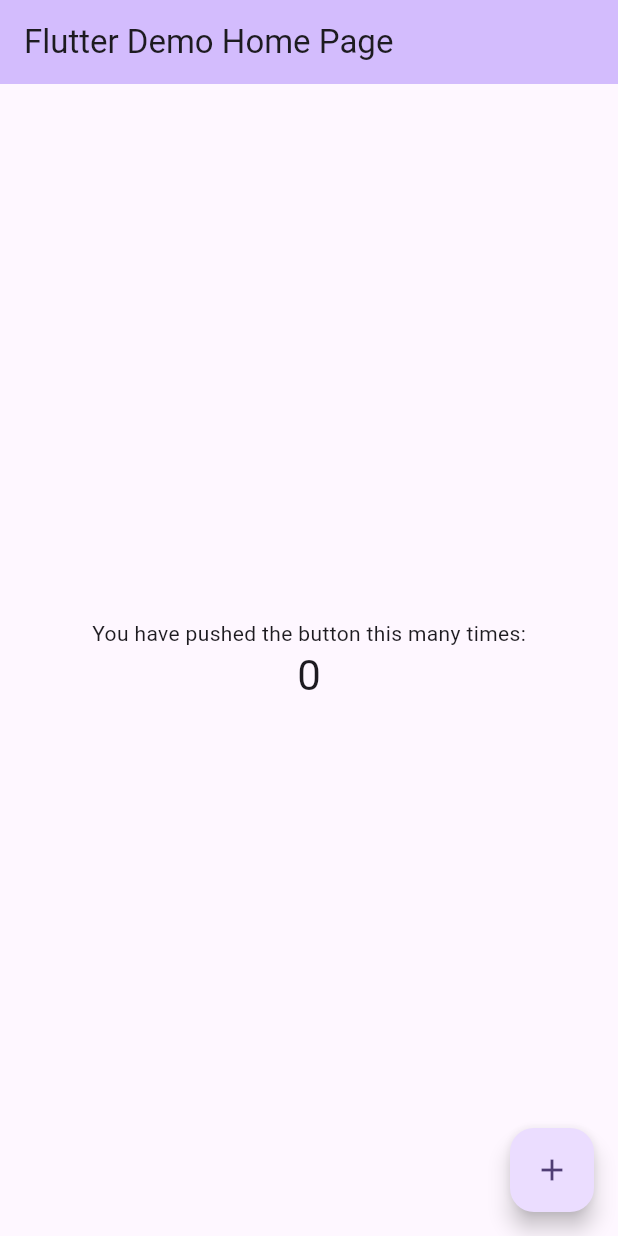
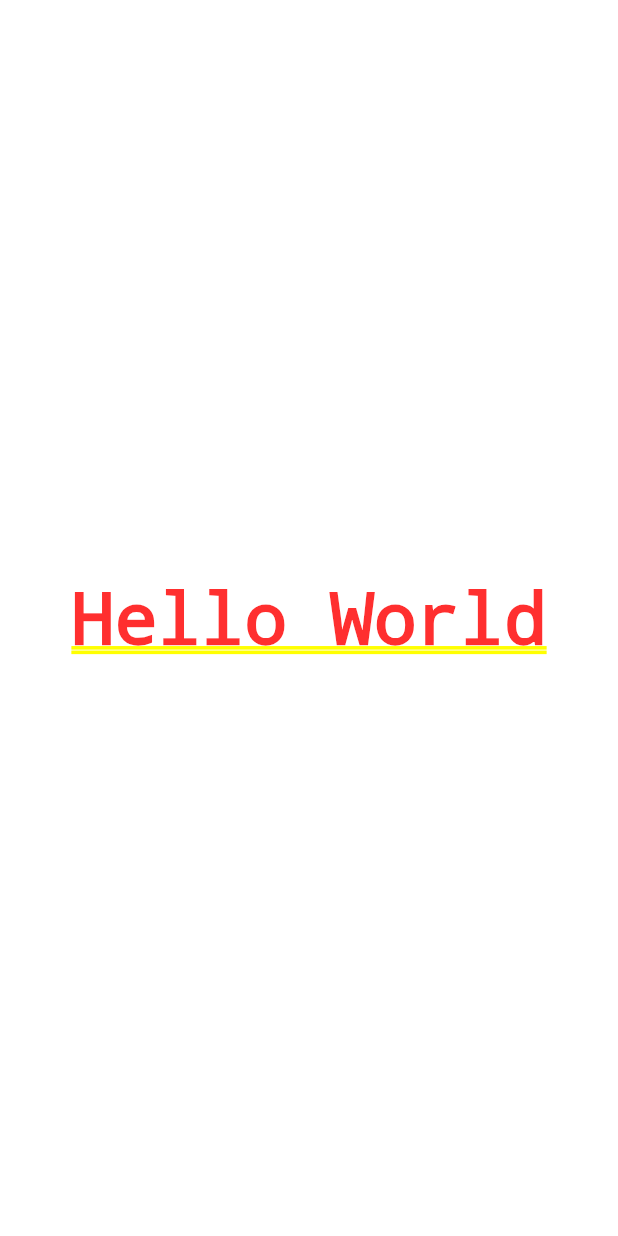
Before and after one commit to vishnuprabhakar05/flutter, a Flutter app: the screen it shows after launch, on a phone screen of 412 x 824 dp. Run offline on Flutter 3.47's test engine with Material 3 defaults, Android fonts, the phone set to English and light mode, and no system bars.

Commit message:
Print 'Hello World'

```diff
--- a/lib/main.dart
+++ b/lib/main.dart
@@ -1,125 +1,5 @@
 import 'package:flutter/material.dart';
 
 void main() {
-  runApp(const MyApp());
+  runApp(MaterialApp(home: Center(child: Text('Hello World'),),));
 }
-
-class MyApp extends StatelessWidget {
-  const MyApp({super.key});
-
-  // This widget is the root of your application.
-  @override
-  Widget build(BuildContext context) {
-    return MaterialApp(
-      title: 'Flutter Demo',
-      theme: ThemeData(
-        // This is the theme of your application.
-        //
-        // TRY THIS: Try running your application with "flutter run". You'll see
-        // the application has a purple toolbar. Then, without quitting the app,
-        // try changing the seedColor in the colorScheme below to Colors.green
-        // and then invoke "hot reload" (save your changes or press the "hot
-        // reload" button in a Flutter-supported IDE, or press "r" if you used
-        // the command line to start the app).
-        //
-        // Notice that the counter didn't reset back to zero; the application
-        // state is not lost during the reload. To reset the state, use hot
-        // restart instead.
-        //
-        // This works for code too, not just values: Most code changes can be
-        // tested with just a hot reload.
-        colorScheme: ColorScheme.fromSeed(seedColor: Colors.deepPurple),
-        useMaterial3: true,
-      ),
-      home: const MyHomePage(title: 'Flutter Demo Home Page'),
-    );
-  }
-}
-
-class MyHomePage extends StatefulWidget {
-  const MyHomePage({super.key, required this.title});
-
-  // This widget is the home page of your application. It is stateful, meaning
-  // that it has a State object (defined below) that contains fields that affect
-  // how it looks.
-
-  // This class is the configuration for the state. It holds the values (in this
-  // case the title) provided by the parent (in this case the App widget) and
-  // used by the build method of the State. Fields in a Widget subclass are
-  // always marked "final".
-
-  final String title;
-
-  @override
-  State<MyHomePage> createState() => _MyHomePageState();
-}
-
-class _MyHomePageState extends State<MyHomePage> {
-  int _counter = 0;
-
-  void _incrementCounter() {
-    setState(() {
-      // This call to setState tells the Flutter framework that something has
-      // changed in this State, which causes it to rerun the build method below
-      // so that the display can reflect the updated values. If we changed
-      // _counter without calling setState(), then the build method would not be
-      // called again, and so nothing would appear to happen.
-      _counter++;
-    });
-  }
-
-  @override
-  Widget build(BuildContext context) {
-    // This method is rerun every time setState is called, for instance as done
-    // by the _incrementCounter method above.
-    //
-    // The Flutter framework has been optimized to make rerunning build methods
-    // fast, so that you can just rebuild anything that needs updating rather
-    // than having to individually change instances of widgets.
-    return Scaffold(
-      appBar: AppBar(
-        // TRY THIS: Try changing the color here to a specific color (to
-        // Colors.amber, perhaps?) and trigger a hot reload to see the AppBar
-        // change color while the other colors stay the same.
-        backgroundColor: Theme.of(context).colorScheme.inversePrimary,
-        // Here we take the value from the MyHomePage object that was created by
-        // the App.build method, and use it to set our appbar title.
-        title: Text(widget.title),
-      ),
-      body: Center(
-        // Center is a layout widget. It takes a single child and positions it
-        // in the middle of the parent.
-        child: Column(
-          // Column is also a layout widget. It takes a list of children and
-          // arranges them vertically. By default, it sizes itself to fit its
-          // children horizontally, and tries to be as tall as its parent.
-          //
-          // Column has various properties to control how it sizes itself and
-          // how it positions its children. Here we use mainAxisAlignment to
-          // center the children vertically; the main axis here is the vertical
-          // axis because Columns are vertical (the cross axis would be
-          // horizontal).
-          //
-          // TRY THIS: Invoke "debug painting" (choose the "Toggle Debug Paint"
-          // action in the IDE, or press "p" in the console), to see the
-          // wireframe for each widget.
-          mainAxisAlignment: MainAxisAlignment.center,
-          children: <Widget>[
-            const Text(
-              'You have pushed the button this many times:',
-            ),
-            Text(
-              '$_counter',
-              style: Theme.of(context).textTheme.headlineMedium,
-            ),
-          ],
-        ),
-      ),
-      floatingActionButton: FloatingActionButton(
-        onPressed: _incrementCounter,
-        tooltip: 'Increment',
-        child: const Icon(Icons.add),
-      ), // This trailing comma makes auto-formatting nicer for build methods.
-    );
-  }
-}
```
Also changed, not shown: 1 other file.
